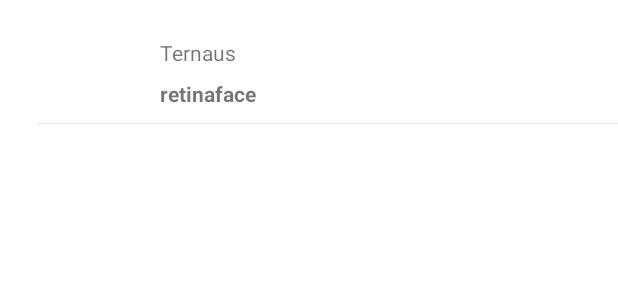
After one commit to faheemriaz-eng/Top-Trending-Repositories, an Android app: the layout layout_item_github_trending_repo.xml on its own in the app's theme, with its tools: preview values and no code run, on a phone screen of 412 x 824 dp. The commit adds this screen. Shown: the top 300 px of the screen. Run offline under Robolectric (Android 15) with nearby library versions, the phone set to English and light mode, and no system bars.

Commit message:
- Add trending repo view - Add Adapter to display list - Add Refresh functionality from menu option

```diff
--- a/app/src/main/java/com/faheem/sadapay/data/dtos/TrendingRepositories.kt
+++ b/app/src/main/java/com/faheem/sadapay/data/dtos/TrendingRepositories.kt
@@ -13,6 +13,8 @@ data class TrendingRepositories(
 )
 
 data class Item(
+    @SerializedName("name")
+    var name: String? = null,
     @SerializedName("full_name")
     val fullName: String? = null,
     @SerializedName("description")
--- /dev/null
+++ b/app/src/main/res/drawable/ic_star.xml
@@ -0,0 +1,9 @@
+<vector xmlns:android="http://schemas.android.com/apk/res/android"
+    android:width="24dp"
+    android:height="24dp"
+    android:viewportWidth="24"
+    android:viewportHeight="24">
+  <path
+      android:pathData="M12,17.27L18.18,21l-1.64,-7.03L22,9.24l-7.19,-0.61L12,2 9.19,8.63 2,9.24l5.46,4.73L5.82,21z"
+      android:fillColor="#F7AA20"/>
+</vector>
--- /dev/null
+++ b/app/src/main/res/layout/layout_item_github_trending_repo.xml
@@ -0,0 +1,121 @@
+<?xml version="1.0" encoding="utf-8"?>
+<androidx.constraintlayout.widget.ConstraintLayout xmlns:android="http://schemas.android.com/apk/res/android"
+    xmlns:app="http://schemas.android.com/apk/res-auto"
+    xmlns:tools="http://schemas.android.com/tools"
+    android:layout_width="match_parent"
+    android:layout_height="wrap_content"
+    android:animateLayoutChanges="true"
+    android:paddingStart="25dp"
+    android:paddingTop="25dp"
+    android:paddingEnd="0dp">
+
+    <com.google.android.material.imageview.ShapeableImageView
+        android:id="@+id/ivProfile"
+        android:layout_width="40dp"
+        android:layout_height="40dp"
+        android:layout_marginStart="16dp"
+        app:layout_constraintBottom_toBottomOf="@+id/tvRepoName"
+        app:layout_constraintStart_toStartOf="parent"
+        app:layout_constraintTop_toTopOf="parent"
+        app:shapeAppearance="@style/shapeAppearance.App.CircleImageView.MediumComponent" />
+
+    <com.google.android.material.textview.MaterialTextView
+        android:id="@+id/tvOwnerName"
+        style="@style/App.TextView.Black"
+        android:layout_width="100dp"
+        android:layout_height="wrap_content"
+        android:layout_marginStart="25dp"
+        android:layout_marginEnd="10dp"
+        app:layout_constraintEnd_toEndOf="parent"
+        app:layout_constraintHorizontal_bias="0.0"
+        app:layout_constraintStart_toEndOf="@id/ivProfile"
+        app:layout_constraintTop_toTopOf="parent"
+        tools:text="Ternaus" />
+
+    <com.google.android.material.textview.MaterialTextView
+        android:id="@+id/tvRepoName"
+        style="@style/App.TextView.Black.Bold"
+        android:layout_width="0dp"
+        android:layout_height="wrap_content"
+        android:layout_marginStart="25dp"
+        android:layout_marginTop="8dp"
+        android:layout_marginEnd="10dp"
+        app:layout_constraintEnd_toEndOf="parent"
+        app:layout_constraintHorizontal_bias="0.0"
+        app:layout_constraintStart_toEndOf="@id/ivProfile"
+        app:layout_constraintTop_toBottomOf="@id/tvOwnerName"
+        tools:text="retinaface" />
+
+    <androidx.appcompat.widget.LinearLayoutCompat
+        android:id="@+id/expandable_layout"
+        android:layout_width="0dp"
+        android:layout_height="wrap_content"
+        android:layout_marginTop="10dp"
+        android:visibility="gone"
+        app:layout_constraintEnd_toEndOf="@+id/tvRepoName"
+        app:layout_constraintStart_toStartOf="@+id/tvRepoName"
+        app:layout_constraintTop_toBottomOf="@id/tvRepoName">
+
+        <androidx.constraintlayout.widget.ConstraintLayout
+            android:layout_width="match_parent"
+            android:layout_height="wrap_content">
+
+            <com.google.android.material.textview.MaterialTextView
+                android:id="@+id/tvDetails"
+                style="@style/App.TextView.Black"
+                android:layout_width="match_parent"
+                android:layout_height="wrap_content"
+                android:maxLines="3"
+                app:layout_constraintTop_toTopOf="parent"
+                tools:text="remarks of this repo" />
+
+            <androidx.constraintlayout.helper.widget.Flow
+                android:layout_width="wrap_content"
+                android:layout_height="wrap_content"
+                android:layout_marginTop="10dp"
+                android:orientation="horizontal"
+                app:constraint_referenced_ids="ivTopicColor,tvTopicName,tvStarCount"
+                app:flow_horizontalGap="10dp"
+                app:layout_constraintStart_toStartOf="parent"
+                app:layout_constraintTop_toBottomOf="@+id/tvDetails" />
+
+            <com.google.android.material.imageview.ShapeableImageView
+                android:id="@+id/ivTopicColor"
+                android:layout_width="10dp"
+                android:layout_height="10dp"
+                android:background="@color/purple_200"
+                app:shapeAppearance="@style/shapeAppearance.App.CircleImageView.MediumComponent" />
+
+            <com.google.android.material.textview.MaterialTextView
+                android:id="@+id/tvTopicName"
+                style="@style/App.TextView.Black"
+                android:layout_width="wrap_content"
+                android:layout_height="wrap_content"
+                tools:text="python" />
+
+            <com.google.android.material.textview.MaterialTextView
+                android:id="@+id/tvStarCount"
+                style="@style/App.TextView.Black"
+                android:layout_width="wrap_content"
+                android:layout_height="wrap_content"
+                android:drawableStart="@drawable/ic_star"
+                android:drawablePadding="2dp"
+                android:gravity="center_vertical"
+                tools:text="115" />
+
+        </androidx.constraintlayout.widget.ConstraintLayout>
+
+    </androidx.appcompat.widget.LinearLayoutCompat>
+
+    <View
+        android:id="@+id/view"
+        android:layout_width="match_parent"
+        android:layout_height="0.5dp"
+        android:layout_marginTop="10dp"
+        android:background="@color/grey"
+        app:layout_constrainedWidth="true"
+        app:layout_constraintEnd_toEndOf="parent"
+        app:layout_constraintStart_toStartOf="parent"
+        app:layout_constraintTop_toBottomOf="@id/expandable_layout" />
+
+</androidx.constraintlayout.widget.ConstraintLayout>
--- /dev/null
+++ b/app/src/main/res/menu/menu_refresh.xml
@@ -0,0 +1,6 @@
+<?xml version="1.0" encoding="utf-8"?>
+<menu xmlns:android="http://schemas.android.com/apk/res/android">
+    <item
+        android:id="@+id/refresh"
+        android:title="@string/refresh"/>
+</menu>
--- a/app/src/main/res/values/colors.xml
+++ b/app/src/main/res/values/colors.xml
@@ -7,4 +7,5 @@
     <color name="teal_700">#FF018786</color>
     <color name="black">#FF000000</color>
     <color name="white">#FFFFFFFF</color>
+    <color name="grey">#E8E8E8</color>
 </resources>
--- a/app/src/main/res/values/strings.xml
+++ b/app/src/main/res/values/strings.xml
@@ -1,3 +1,4 @@
 <resources>
     <string name="app_name">My Application</string>
+    <string name="refresh">Refresh</string>
 </resources>
--- /dev/null
+++ b/app/src/main/res/values/styles.xml
@@ -0,0 +1,23 @@
+<?xml version="1.0" encoding="utf-8"?>
+<resources>
+
+    <style name="shapeAppearance.App.CircleImageView.MediumComponent" parent="ShapeAppearance.MaterialComponents.MediumComponent">
+        <item name="cornerFamily">rounded</item>
+        <item name="cornerSize">50%</item>
+    </style>
+
+    <style name="App.TextView.Black" parent="Widget.MaterialComponents.TextView">
+        <item name="android:maxLines">1</item>
+        <item name="android:ellipsize">end</item>
+    </style>
+
+    <style name="App.TextView.Grey" parent="Widget.MaterialComponents.TextView">
+        <item name="android:maxLines">1</item>
+        <item name="android:ellipsize">end</item>
+    </style>
+
+    <style name="App.TextView.Black.Bold" parent="App.TextView.Black">
+        <item name="android:textStyle">bold</item>
+    </style>
+
+</resources>
```
Also changed, not shown: app/src/main/java/com/faheem/sadapay/ui/GithubTrendingRepoActivity.kt (+34 -1 lines), app/src/main/java/com/faheem/sadapay/ui/adapter/GithubTrendingReposAdapter.kt (added, +40 -0 lines), app/src/main/java/com/faheem/sadapay/ui/adapter/GithubTrendingReposViewHolder.kt (added, +32 -0 lines), app/src/main/res/layout/activity_github_trending_repos.xml (+12 -0 lines).
